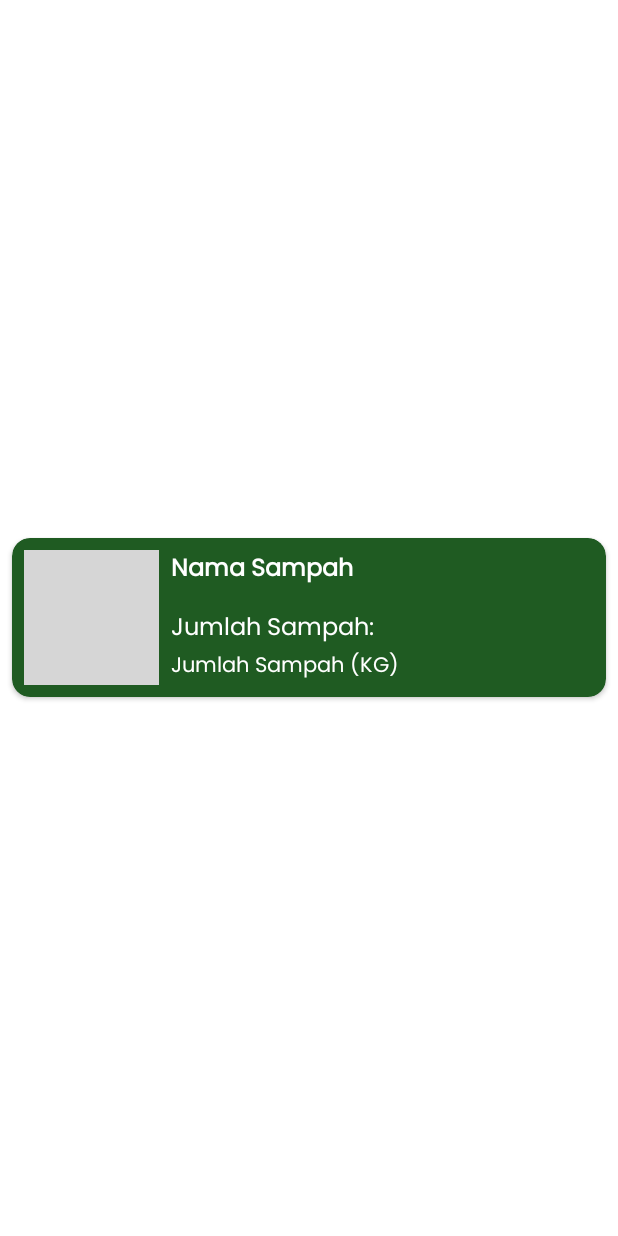
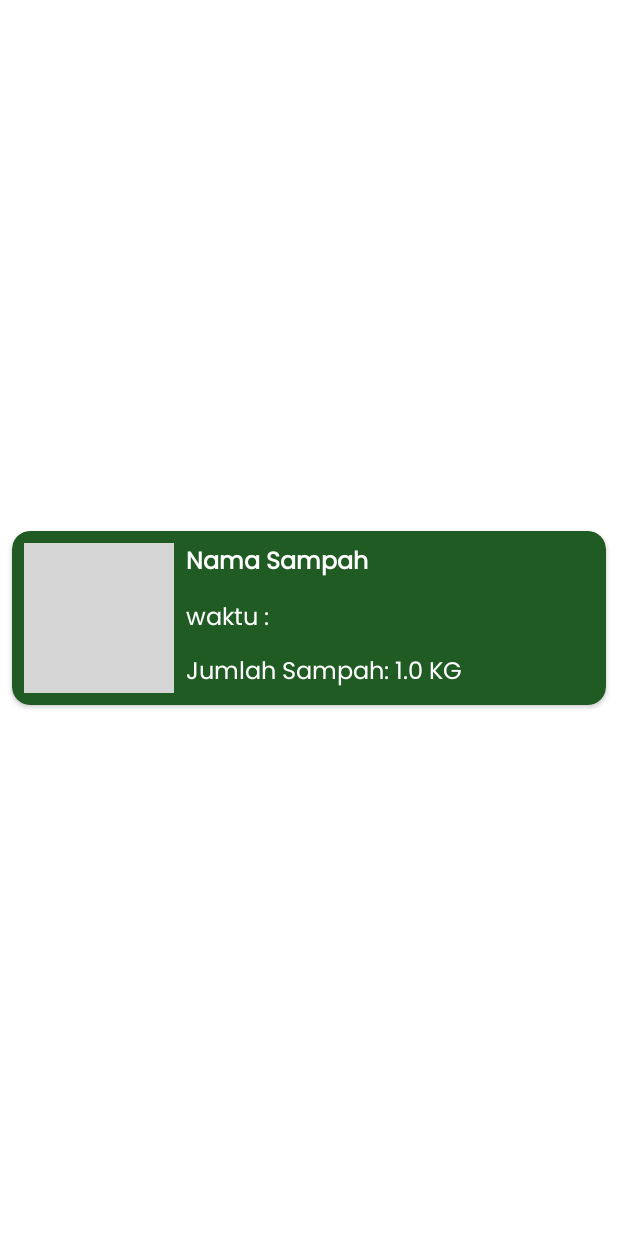
Before and after one commit to hanyarui/GCC-Application, an Android app: the layout item_history_trash.xml on its own in the app's theme, with its tools: preview values and no code run, on a phone screen of 412 x 824 dp. Run offline under Robolectric (Android 15) with nearby library versions, the phone set to English and light mode, and no system bars; grey boxes are pictures that could not be loaded.

```diff
--- a/app/src/main/java/com/gcc/gccapplication/ui/activity/PageActivity.kt
+++ b/app/src/main/java/com/gcc/gccapplication/ui/activity/PageActivity.kt
@@ -38,7 +38,7 @@ class PageActivity : AppCompatActivity() {
         checkAddress(email)
 
         val homepageFragment = HomeFragment.newInstance(fullName)
-        val historyFragment = HistoryFragment.newInstance()
+        val historyFragment = HistoryFragment.newInstance(email)
         val profileFragment = ProfileFragment.newInstance(fullName, email)
 
         setCurrentFragment(homepageFragment)
--- a/app/src/main/res/layout/activity_history.xml
+++ b/app/src/main/res/layout/activity_history.xml
@@ -52,7 +52,9 @@
                 android:id="@+id/rvKeranjangSampah"
                 android:layout_width="match_parent"
                 android:layout_height="match_parent"
+                android:layout_marginTop="4dp"
                 app:layout_constraintEnd_toEndOf="parent"
+                app:layout_constraintHorizontal_bias="0.0"
                 app:layout_constraintStart_toStartOf="parent"
                 app:layout_constraintTop_toTopOf="parent" />
 
--- a/app/src/main/res/layout/item_history_trash.xml
+++ b/app/src/main/res/layout/item_history_trash.xml
@@ -15,14 +15,15 @@
     card_view:cardCornerRadius="12dp">
 
     <androidx.constraintlayout.widget.ConstraintLayout
+        android:id="@+id/card_vieew"
         android:layout_width="match_parent"
         android:layout_height="wrap_content"
         android:padding="8dp">
 
         <ImageView
             android:id="@+id/ivTrashPhoto"
-            android:layout_width="90dp"
-            android:layout_height="90dp"
+            android:layout_width="100dp"
+            android:layout_height="100dp"
             android:scaleType="centerCrop"
             card_view:layout_constraintBottom_toBottomOf="parent"
             card_view:layout_constraintStart_toStartOf="parent"
@@ -51,19 +52,40 @@
             android:layout_height="wrap_content"
             android:text="@string/jumlah_sampah"
             android:textColor="@color/white"
-            card_view:layout_constraintBottom_toTopOf="@+id/tvTrashAmount"
-            card_view:layout_constraintEnd_toEndOf="@+id/tvTrashName"
+            card_view:layout_constraintBottom_toBottomOf="parent"
             card_view:layout_constraintStart_toStartOf="@+id/tvTrashName" />
 
         <TextView
-            android:id="@+id/tvTrashAmount"
-            style="@style/TextSubDetail"
+            android:id="@+id/tvTime"
+            style="@style/TextDetail"
             android:layout_width="0dp"
             android:layout_height="wrap_content"
-            android:text="@string/jumlah_sampah_kg"
+            android:layout_marginBottom="36dp"
+            android:text="waktu : "
             android:textColor="@color/white"
-            card_view:layout_constraintBottom_toBottomOf="@+id/ivTrashPhoto"
-            card_view:layout_constraintEnd_toEndOf="@+id/tvJumlahSampah"
-            card_view:layout_constraintStart_toStartOf="@+id/tvJumlahSampah" />
+            card_view:layout_constraintBottom_toBottomOf="parent"
+            card_view:layout_constraintStart_toStartOf="@+id/tvTrashName" />
+
+        <TextView
+            android:id="@+id/tvKG"
+            style="@style/TextDetail"
+            android:layout_width="wrap_content"
+            android:layout_height="wrap_content"
+            android:layout_marginStart="4dp"
+            android:text="@string/_1_0"
+            android:textColor="@color/white"
+            card_view:layout_constraintBottom_toBottomOf="parent"
+            card_view:layout_constraintStart_toEndOf="@+id/tvJumlahSampah" />
+
+        <TextView
+            android:id="@+id/tvKGDesc"
+            style="@style/TextDetail"
+            android:layout_width="wrap_content"
+            android:layout_height="wrap_content"
+            android:layout_marginStart="4dp"
+            android:text="@string/kg"
+            android:textColor="@color/white"
+            card_view:layout_constraintBottom_toBottomOf="parent"
+            card_view:layout_constraintStart_toEndOf="@+id/tvKG" />
     </androidx.constraintlayout.widget.ConstraintLayout>
 </androidx.cardview.widget.CardView>
```
Also changed, not shown: app/src/main/java/com/gcc/gccapplication/adapter/HistoryAdapter.kt (added, +58 -0 lines), app/src/main/java/com/gcc/gccapplication/data/local/UserPreferences.kt (+15 -0 lines), app/src/main/java/com/gcc/gccapplication/data/model/AngkutModel.kt (added, +16 -0 lines), app/src/main/java/com/gcc/gccapplication/ui/activity/DetailActivity.kt (+6 -2 lines), app/src/main/java/com/gcc/gccapplication/ui/activity/HistoryActivity.kt (+53 -3 lines), app/src/main/java/com/gcc/gccapplication/ui/activity/MainActivity.kt (+5 -3 lines), app/src/main/java/com/gcc/gccapplication/ui/activity/TrashbagActivity.kt (+7 -3 lines), app/src/main/java/com/gcc/gccapplication/ui/fragment/HistoryFragment.kt (+73 -33 lines), app/src/main/java/com/gcc/gccapplication/ui/fragment/ProfileFragment.kt (+6 -1 lines), app/src/main/java/com/gcc/gccapplication/viewModel/HistoryViewModel.kt (added, +70 -0 lines), app/src/main/java/com/gcc/gccapplication/viewModel/TrashbagViewModel.kt (+18 -13 lines).
